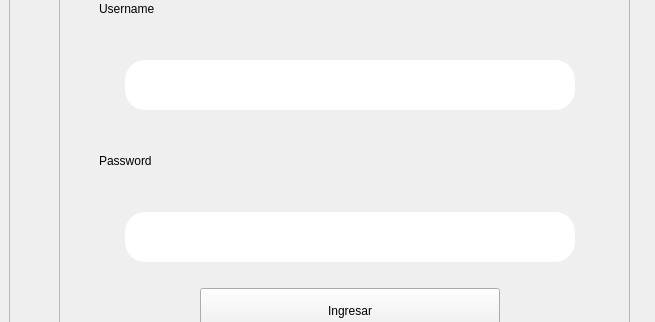
Before: the Qt Designer form views/login.ui in DanielChairezLoya/REDGYM, drawn with Qt 5; both pictures show x 0 to 655 and y 281 to 603 of the 1249 by 750 pixel window.
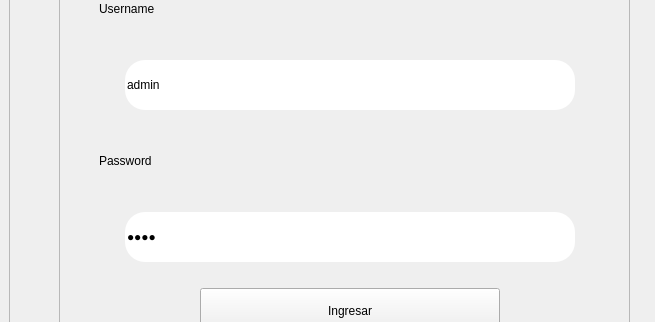
After: the same form once the commit is applied. Icons and pictures are not drawn.

The edit to the form file:
```diff
--- a/views/login.ui
+++ b/views/login.ui
@@ -153,6 +153,9 @@
            <property name="styleSheet">
             <string notr="true">border-radius:20px;</string>
            </property>
+           <property name="text">
+            <string>admin</string>
+           </property>
           </widget>
          </item>
          <item>
@@ -185,6 +188,9 @@
            <property name="styleSheet">
             <string notr="true">border-radius:20px;</string>
            </property>
+           <property name="text">
+            <string>1234</string>
+           </property>
            <property name="echoMode">
             <enum>QLineEdit::Password</enum>
            </property>
```
